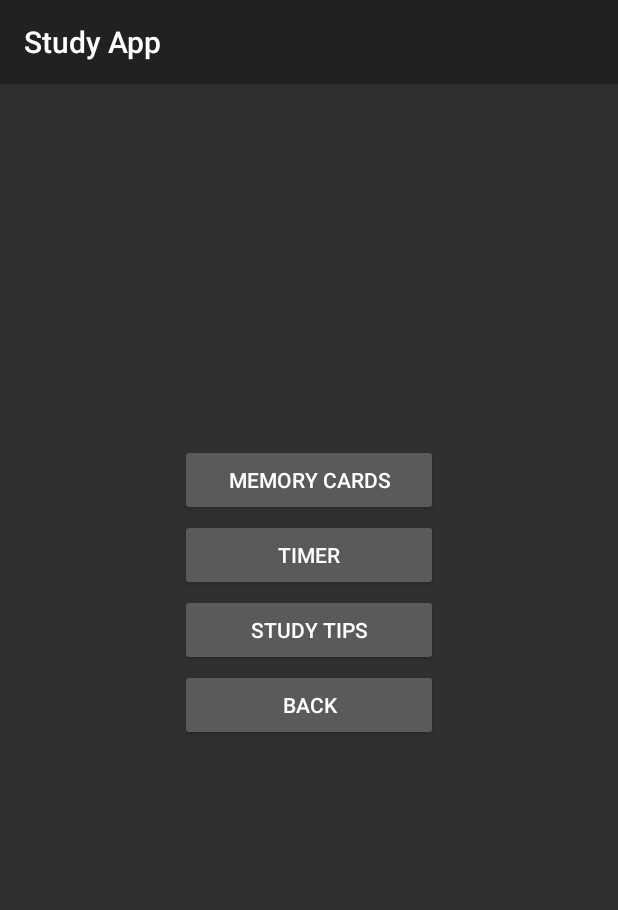
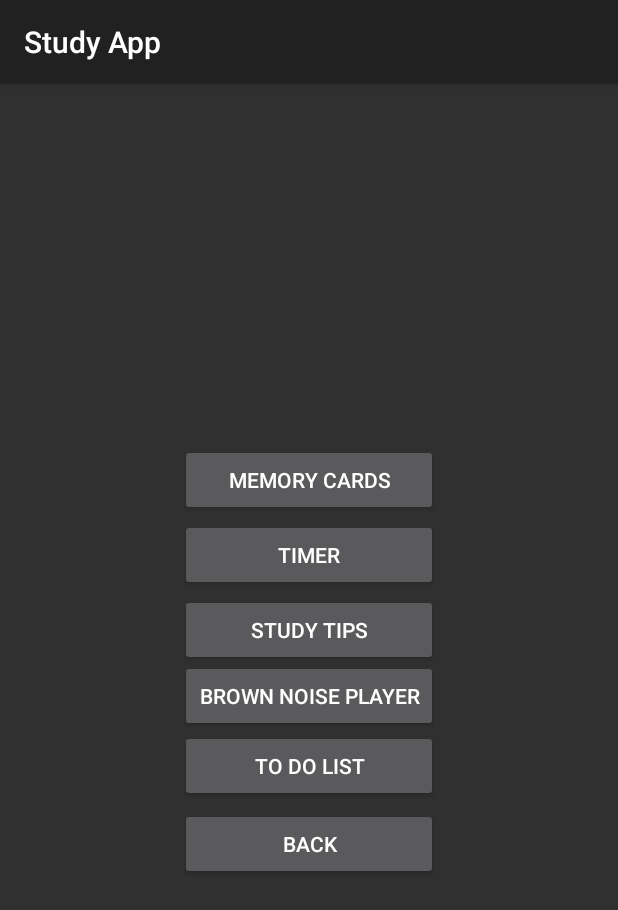
Before and after one commit to jsoutine/StudyApp, an Android app: the ToolsMenu screen opened directly, with no data from a screen before it, on a phone screen of 412 x 824 dp. Shown: the top 910 px of the screen. Run offline under Robolectric (Android 15) with nearby library versions, the phone set to English and light mode, and no system bars.

Commit message:
Added brown noise and to do list

```diff
--- a/app/src/main/AndroidManifest.xml
+++ b/app/src/main/AndroidManifest.xml
@@ -9,6 +9,8 @@
         android:roundIcon="@mipmap/ic_launcher_round"
         android:supportsRtl="true"
         android:theme="@style/Theme.AppCompat">
+        <activity android:name=".Tools.ToDoList"></activity>
+        <activity android:name=".Tools.BrownNoise" />
         <activity android:name=".Calendar" />
         <activity android:name=".Tools.MemoryCards.cardMaker" />
         <activity android:name=".Tools.ToolsMenu" />
--- a/app/src/main/res/layout/activity_tools_menu.xml
+++ b/app/src/main/res/layout/activity_tools_menu.xml
@@ -58,6 +58,44 @@
         app:layout_constraintTop_toTopOf="parent" />
 
     <Button
+        android:id="@+id/viewButton6"
+        android:layout_width="0dp"
+        android:layout_height="wrap_content"
+        android:layout_marginStart="120dp"
+        android:layout_marginLeft="120dp"
+        android:layout_marginTop="460dp"
+        android:layout_marginEnd="120dp"
+        android:layout_marginRight="120dp"
+        android:layout_marginBottom="500dp"
+        android:onClick="brownNoiseClick"
+        android:text="BROWN NOISE PLAYER"
+        app:layout_constraintBottom_toBottomOf="parent"
+        app:layout_constraintEnd_toEndOf="parent"
+        app:layout_constraintHorizontal_bias="0.0"
+        app:layout_constraintStart_toStartOf="parent"
+        app:layout_constraintTop_toTopOf="parent"
+        app:layout_constraintVertical_bias="0.316" />
+
+    <Button
+        android:id="@+id/viewButton7"
+        android:layout_width="0dp"
+        android:layout_height="wrap_content"
+        android:layout_marginStart="120dp"
+        android:layout_marginLeft="120dp"
+        android:layout_marginTop="460dp"
+        android:layout_marginEnd="120dp"
+        android:layout_marginRight="120dp"
+        android:layout_marginBottom="500dp"
+        android:onClick="toDoListClick"
+        android:text="TO DO LIST"
+        app:layout_constraintBottom_toBottomOf="parent"
+        app:layout_constraintEnd_toEndOf="parent"
+        app:layout_constraintHorizontal_bias="0.0"
+        app:layout_constraintStart_toStartOf="parent"
+        app:layout_constraintTop_toTopOf="parent"
+        app:layout_constraintVertical_bias="0.122" />
+
+    <Button
         android:id="@+id/viewButton5"
         android:layout_width="0dp"
         android:layout_height="wrap_content"
@@ -71,6 +109,8 @@
         android:text="BACK"
         app:layout_constraintBottom_toBottomOf="parent"
         app:layout_constraintEnd_toEndOf="parent"
+        app:layout_constraintHorizontal_bias="0.0"
         app:layout_constraintStart_toStartOf="parent"
-        app:layout_constraintTop_toTopOf="parent" />
+        app:layout_constraintTop_toTopOf="parent"
+        app:layout_constraintVertical_bias="0.228" />
 </androidx.constraintlayout.widget.ConstraintLayout>
```
Also changed, not shown: app/src/main/java/com/example/android/studyapp/FileHelper.java (added, +54 -0 lines), app/src/main/java/com/example/android/studyapp/Tools/BrownNoise.java (added, +45 -0 lines), app/src/main/java/com/example/android/studyapp/Tools/ToDoList.java (added, +69 -0 lines), app/src/main/java/com/example/android/studyapp/Tools/ToolsMenu.java (+10 -0 lines), app/src/main/res/layout/activity_brown_noise.xml (added, +44 -0 lines), app/src/main/res/layout/activity_to_do_list.xml (added, +36 -0 lines), app/src/main/res/drawable/brownoise.jpg (added), 1 other file.
